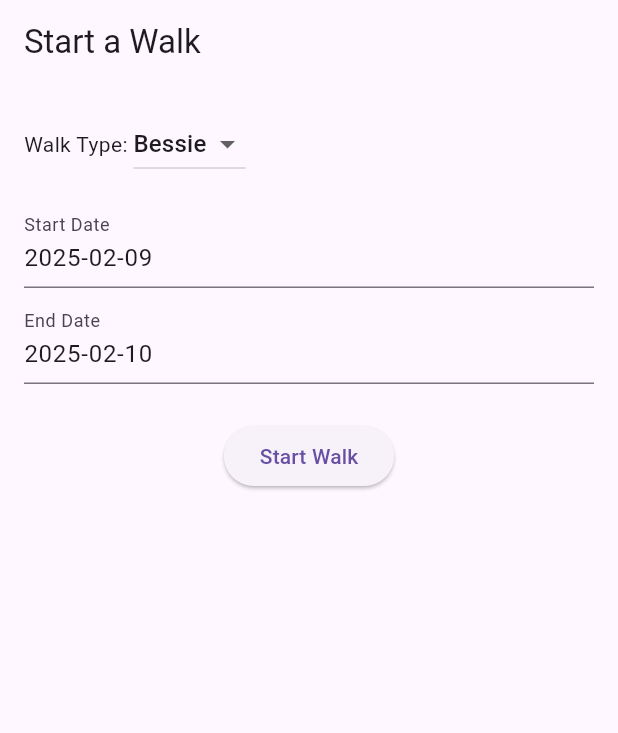
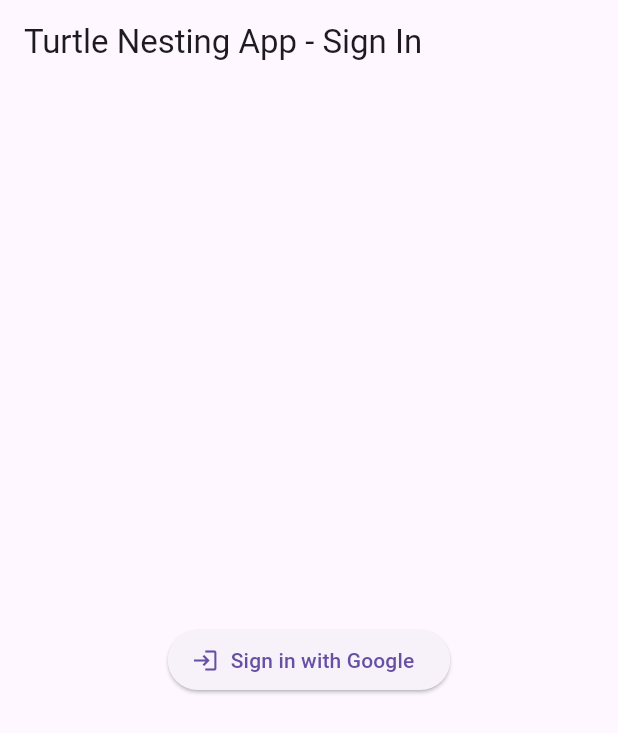
Before and after one commit to Arjun2729/turtle_nesting_app, a Flutter app: the screen it shows after launch, after a tap on the "logout" icon, on a phone screen of 412 x 824 dp. Shown: the top 733 px of the screen. Run offline on Flutter 3.47's test engine with Material 3 defaults, Android fonts, the phone set to English and light mode, and no system bars; our stand-ins replace csv, firebase_core, geolocator, google_maps_flutter, google_sign_in, permission_handler and 2 more; missing offline and left inert: excel, gsheets; accounts and stored records are empty.

Commit message:
Update login_screen.dart

```diff
--- a/lib/screens/login_screen.dart
+++ b/lib/screens/login_screen.dart
@@ -1,71 +1,51 @@
-
+// lib/screens/login_screen.dart
 import 'package:flutter/material.dart';
-import 'package:intl/intl.dart';
-import '../database/firebase_service.dart';
-import 'map_screen.dart';
+import 'package:google_sign_in/google_sign_in.dart';
+import 'package:shared_preferences/shared_preferences.dart';
+import 'home_screen.dart';
 
 class LoginScreen extends StatefulWidget {
-  const LoginScreen({Key? key}) : super(key: key);
-
+  const LoginScreen({super.key});
   @override
   State<LoginScreen> createState() => _LoginScreenState();
 }
 
 class _LoginScreenState extends State<LoginScreen> {
-  String _walkType = 'Bessie';
-  final _startDateCtrl = TextEditingController();
-  final _endDateCtrl = TextEditingController();
+  bool _isSigningIn = false;
 
-  @override
-  void initState() {
-    super.initState();
-    _setDefaults();
-  }
+  // IMPORTANT: Replace with your Web client ID.
+  final GoogleSignIn _googleSignIn = GoogleSignIn(
+    scopes: ['email'],
+    serverClientId: '956348551175-gnk44n8hfm80npe9jlqrbqm3a3vhapm8.apps.googleusercontent.com',
+  );
 
-  void _setDefaults() {
-    final now = DateTime.now();
-    final tomorrow = now.add(const Duration(days: 1));
-    _startDateCtrl.text = DateFormat('yyyy-MM-dd').format(now);
-    _endDateCtrl.text = DateFormat('yyyy-MM-dd').format(tomorrow);
-  }
-
-  Future<void> _pickDate(TextEditingController controller) async {
-    final picked = await showDatePicker(
-      context: context,
-      initialDate: DateTime.now(),
-      firstDate: DateTime(2022),
-      lastDate: DateTime(2030),
-    );
-    if (picked != null) {
-      controller.text = DateFormat('yyyy-MM-dd').format(picked);
-    }
-  }
-
-  Future<void> _startWalk() async {
-    if (_startDateCtrl.text.isEmpty || _endDateCtrl.text.isEmpty) {
-      ScaffoldMessenger.of(context).showSnackBar(
-        const SnackBar(content: Text('Please select start and end dates.')),
-      );
-      return;
-    }
-
-    final walkData = {
-      'walkType': _walkType,
-      'startDate': _startDateCtrl.text,
-      'endDate': _endDateCtrl.text,
-    };
-
+  Future<void> _signInWithGoogle() async {
+    setState(() {
+      _isSigningIn = true;
+    });
     try {
-      final docId = await FirebaseService().createWalk(walkData);
+      final GoogleSignInAccount? account = await _googleSignIn.signIn();
+      if (account == null) {
+        setState(() {
+          _isSigningIn = false;
+        });
+        return;
+      }
+      final prefs = await SharedPreferences.getInstance();
+      await prefs.setString('userName', account.displayName ?? 'Unknown');
+      await prefs.setString('userEmail', account.email);
       if (!mounted) return;
       Navigator.pushReplacement(
-        context,
-        MaterialPageRoute(builder: (_) => MapScreen(walkDocId: docId)),
+          context, MaterialPageRoute(builder: (_) => const HomeScreen())
       );
     } catch (e) {
       ScaffoldMessenger.of(context).showSnackBar(
-        SnackBar(content: Text('Error starting walk: $e')),
+          SnackBar(content: Text('Sign in failed: $e'))
       );
+    } finally {
+      setState(() {
+        _isSigningIn = false;
+      });
     }
   }
 
@@ -73,49 +53,15 @@ class _LoginScreenState extends State<LoginScreen> {
   Widget build(BuildContext context) {
     return Scaffold(
       appBar: AppBar(
-        title: const Text('Start a Walk'),
+        title: const Text('Turtle Nesting App - Sign In'),
       ),
-      body: Padding(
-        padding: const EdgeInsets.all(16),
-        child: Column(
-          children: [
-            Row(
-              children: [
-                const Text('Walk Type: '),
-                DropdownButton<String>(
-                  value: _walkType,
-                  items: const [
-                    DropdownMenuItem(value: 'Bessie', child: Text('Bessie')),
-                    DropdownMenuItem(value: 'Marina', child: Text('Marina')),
-                  ],
-                  onChanged: (val) {
-                    if (val != null) {
-                      setState(() => _walkType = val);
-                    }
-                  },
-                ),
-              ],
-            ),
-            const SizedBox(height: 16),
-            TextField(
-              controller: _startDateCtrl,
-              readOnly: true,
-              decoration: const InputDecoration(labelText: 'Start Date'),
-              onTap: () => _pickDate(_startDateCtrl),
-            ),
-            const SizedBox(height: 8),
-            TextField(
-              controller: _endDateCtrl,
-              readOnly: true,
-              decoration: const InputDecoration(labelText: 'End Date'),
-              onTap: () => _pickDate(_endDateCtrl),
-            ),
-            const SizedBox(height: 24),
-            ElevatedButton(
-              onPressed: _startWalk,
-              child: const Text('Start Walk'),
-            )
-          ],
+      body: Center(
+        child: _isSigningIn
+            ? const CircularProgressIndicator()
+            : ElevatedButton.icon(
+          icon: const Icon(Icons.login),
+          label: const Text('Sign in with Google'),
+          onPressed: _signInWithGoogle,
         ),
       ),
     );
```
